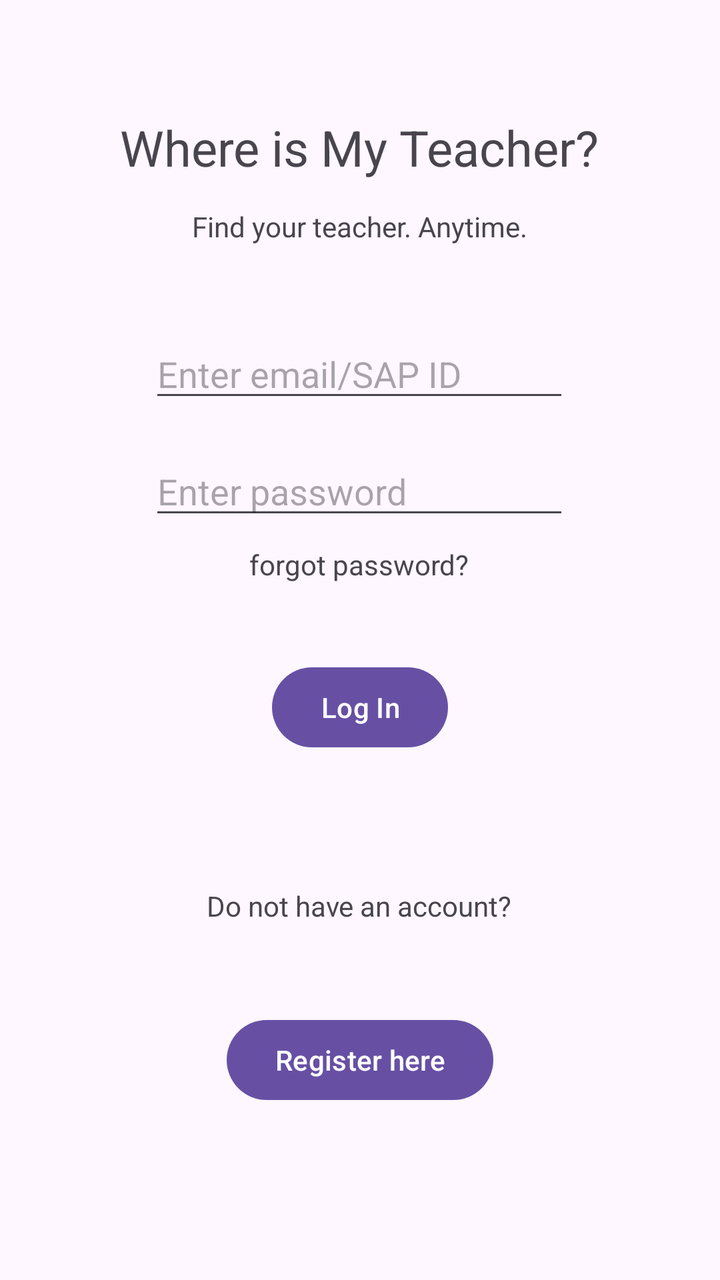
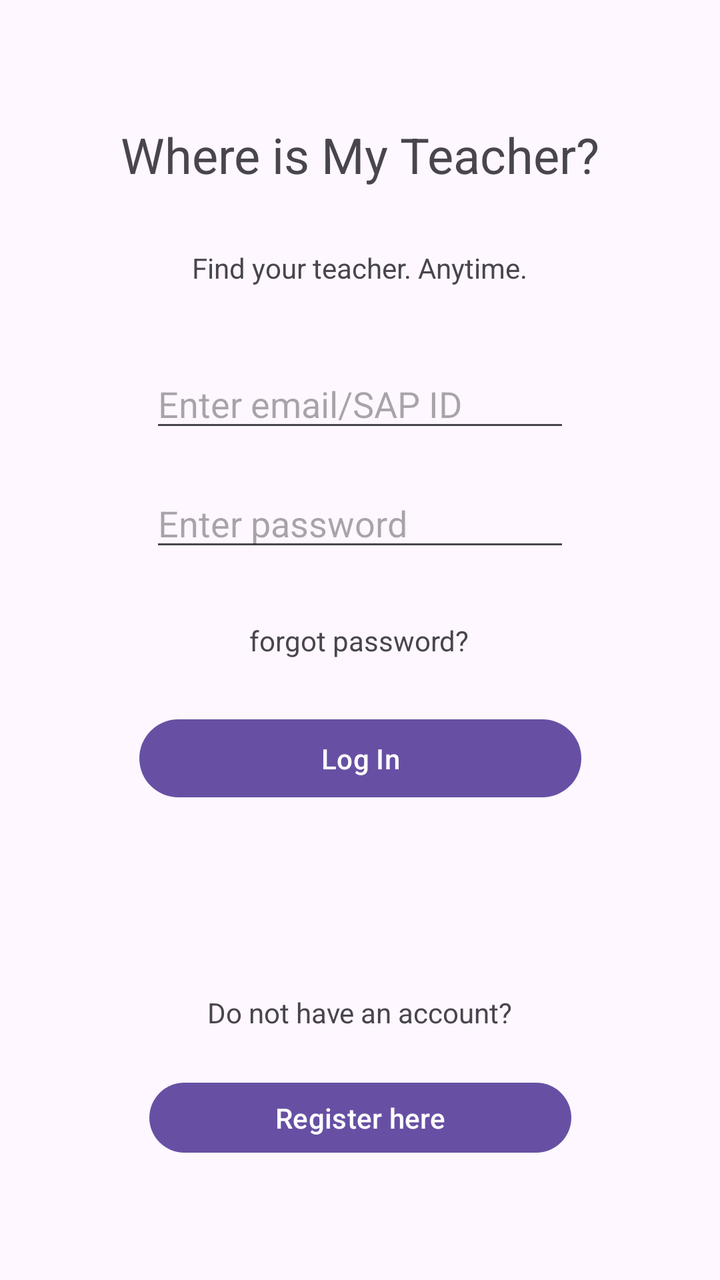

Two renders of the same Android screen: before a commit and after it. Below are the layout's source before the change and the commit's diff.
<!-- AndroidManifest.xml: application theme Theme.MADProject -->
<!-- res/layout/activity_main.xml -->
<?xml version="1.0" encoding="utf-8"?>
<androidx.constraintlayout.widget.ConstraintLayout xmlns:android="http://schemas.android.com/apk/res/android"
    xmlns:app="http://schemas.android.com/apk/res-auto"
    xmlns:tools="http://schemas.android.com/tools"
    android:id="@+id/main"
    android:layout_width="match_parent"
    android:layout_height="match_parent"
    tools:context=".MainActivity">

    <TextView
        android:layout_width="wrap_content"
        android:layout_height="wrap_content"
        android:text="@string/subheading"
        app:layout_constraintBottom_toBottomOf="parent"
        app:layout_constraintEnd_toEndOf="parent"
        app:layout_constraintStart_toStartOf="parent"
        app:layout_constraintTop_toTopOf="parent"
        app:layout_constraintVertical_bias="0.167" />

    <TextView
        android:id="@+id/textView"
        android:layout_width="wrap_content"
        android:layout_height="wrap_content"
        android:text="@string/heading"
        android:textSize="12pt"
        app:layout_constraintBottom_toBottomOf="parent"
        app:layout_constraintEnd_toEndOf="parent"
        app:layout_constraintHorizontal_bias="0.498"
        app:layout_constraintStart_toStartOf="parent"
        app:layout_constraintTop_toTopOf="parent"
        app:layout_constraintVertical_bias="0.094" />

    <EditText
        android:id="@+id/editTextText"
        android:layout_width="wrap_content"
        android:layout_height="wrap_content"
        android:ems="10"
        android:inputType="text"
        android:hint="@string/username"
        app:layout_constraintBottom_toBottomOf="parent"
        app:layout_constraintEnd_toEndOf="parent"
        app:layout_constraintHorizontal_bias="0.497"
        app:layout_constraintStart_toStartOf="parent"
        app:layout_constraintTop_toTopOf="parent"
        app:layout_constraintVertical_bias="0.275" />

    <EditText
        android:id="@+id/editTextText2"
        android:layout_width="wrap_content"
        android:layout_height="wrap_content"
        android:ems="10"
        android:inputType="text"
        android:hint="@string/password"
        app:layout_constraintBottom_toBottomOf="parent"
        app:layout_constraintEnd_toEndOf="parent"
        app:layout_constraintHorizontal_bias="0.497"
        app:layout_constraintStart_toStartOf="parent"
        app:layout_constraintTop_toTopOf="parent"
        app:layout_constraintVertical_bias="0.373" />

    <Button
        android:id="@+id/button"
        android:layout_width="wrap_content"
        android:layout_height="wrap_content"
        android:text="@string/b1"
        app:layout_constraintBottom_toBottomOf="parent"
        app:layout_constraintEnd_toEndOf="parent"
        app:layout_constraintStart_toStartOf="parent"
        app:layout_constraintTop_toTopOf="parent"
        app:layout_constraintVertical_bias="0.557" />

    <TextView
        android:id="@+id/textView2"
        android:layout_width="wrap_content"
        android:layout_height="wrap_content"
        android:text="@string/sub1"
        app:layout_constraintBottom_toBottomOf="parent"
        app:layout_constraintEnd_toEndOf="parent"
        app:layout_constraintHorizontal_bias="0.498"
        app:layout_constraintStart_toStartOf="parent"
        app:layout_constraintTop_toTopOf="parent"
        app:layout_constraintVertical_bias="0.439" />

    <TextView
        android:id="@+id/textView3"
        android:layout_width="wrap_content"
        android:layout_height="wrap_content"
        android:text="@string/sub2"
        app:layout_constraintBottom_toBottomOf="parent"
        app:layout_constraintEnd_toEndOf="parent"
        app:layout_constraintHorizontal_bias="0.498"
        app:layout_constraintStart_toStartOf="parent"
        app:layout_constraintTop_toTopOf="parent"
        app:layout_constraintVertical_bias="0.714" />

    <Button
        android:id="@+id/button2"
        android:layout_width="wrap_content"
        android:layout_height="wrap_content"
        android:text="@string/b2"
        app:layout_constraintBottom_toBottomOf="parent"
        app:layout_constraintEnd_toEndOf="parent"
        app:layout_constraintStart_toStartOf="parent"
        app:layout_constraintTop_toTopOf="parent"
        app:layout_constraintVertical_bias="0.855" />

</androidx.constraintlayout.widget.ConstraintLayout>
<!-- resources referenced by this layout -->
<resources>
  <string name="b1">Log In</string>
  <string name="b2">Register here</string>
  <string name="heading">Where is My Teacher?</string>
  <string name="password">Enter password</string>
  <string name="sub1">forgot password?</string>
  <string name="sub2">Do not have an account?</string>
  <string name="subheading">Find your teacher. Anytime.</string>
  <string name="username">Enter email/SAP ID</string>
  <style name="Theme.MADProject" parent="Base.Theme.MADProject" />
  <style name="Base.Theme.MADProject" parent="Theme.Material3.DayNight.NoActionBar">
          
          
      </style>
</resources>

<!-- the commit's change to res/layout/activity_main.xml (unified diff, before → after) -->
@@ -15,7 +15,7 @@
         app:layout_constraintEnd_toEndOf="parent"
         app:layout_constraintStart_toStartOf="parent"
         app:layout_constraintTop_toTopOf="parent"
-        app:layout_constraintVertical_bias="0.167" />
+        app:layout_constraintVertical_bias="0.2" />
 
     <TextView
         android:id="@+id/textView"
@@ -25,49 +25,50 @@
         android:textSize="12pt"
         app:layout_constraintBottom_toBottomOf="parent"
         app:layout_constraintEnd_toEndOf="parent"
-        app:layout_constraintHorizontal_bias="0.498"
+        app:layout_constraintHorizontal_bias="0.5"
         app:layout_constraintStart_toStartOf="parent"
         app:layout_constraintTop_toTopOf="parent"
-        app:layout_constraintVertical_bias="0.094" />
+        app:layout_constraintVertical_bias="0.1" />
 
     <EditText
         android:id="@+id/editTextText"
         android:layout_width="wrap_content"
         android:layout_height="wrap_content"
         android:ems="10"
+        android:hint="@string/username"
         android:inputType="text"
-        android:hint="@string/username"
         app:layout_constraintBottom_toBottomOf="parent"
         app:layout_constraintEnd_toEndOf="parent"
-        app:layout_constraintHorizontal_bias="0.497"
+        app:layout_constraintHorizontal_bias="0.5"
         app:layout_constraintStart_toStartOf="parent"
         app:layout_constraintTop_toTopOf="parent"
-        app:layout_constraintVertical_bias="0.275" />
+        app:layout_constraintVertical_bias="0.3" />
 
     <EditText
         android:id="@+id/editTextText2"
         android:layout_width="wrap_content"
         android:layout_height="wrap_content"
         android:ems="10"
+        android:hint="@string/password"
         android:inputType="text"
-        android:hint="@string/password"
         app:layout_constraintBottom_toBottomOf="parent"
         app:layout_constraintEnd_toEndOf="parent"
-        app:layout_constraintHorizontal_bias="0.497"
+        app:layout_constraintHorizontal_bias="0.5"
         app:layout_constraintStart_toStartOf="parent"
         app:layout_constraintTop_toTopOf="parent"
-        app:layout_constraintVertical_bias="0.373" />
+        app:layout_constraintVertical_bias="0.4" />
 
     <Button
         android:id="@+id/button"
-        android:layout_width="wrap_content"
-        android:layout_height="wrap_content"
+        android:layout_width="221dp"
+        android:layout_height="47dp"
         android:text="@string/b1"
         app:layout_constraintBottom_toBottomOf="parent"
         app:layout_constraintEnd_toEndOf="parent"
+        app:layout_constraintHorizontal_bias="0.5"
         app:layout_constraintStart_toStartOf="parent"
         app:layout_constraintTop_toTopOf="parent"
-        app:layout_constraintVertical_bias="0.557" />
+        app:layout_constraintVertical_bias="0.6" />
 
     <TextView
         android:id="@+id/textView2"
@@ -78,8 +79,7 @@
         app:layout_constraintEnd_toEndOf="parent"
         app:layout_constraintHorizontal_bias="0.498"
         app:layout_constraintStart_toStartOf="parent"
-        app:layout_constraintTop_toTopOf="parent"
-        app:layout_constraintVertical_bias="0.439" />
+        app:layout_constraintTop_toTopOf="parent" />
 
     <TextView
         android:id="@+id/textView3"
@@ -88,20 +88,20 @@
         android:text="@string/sub2"
         app:layout_constraintBottom_toBottomOf="parent"
         app:layout_constraintEnd_toEndOf="parent"
-        app:layout_constraintHorizontal_bias="0.498"
+        app:layout_constraintHorizontal_bias="0.5"
         app:layout_constraintStart_toStartOf="parent"
         app:layout_constraintTop_toTopOf="parent"
-        app:layout_constraintVertical_bias="0.714" />
+        app:layout_constraintVertical_bias="0.8" />
 
     <Button
         android:id="@+id/button2"
-        android:layout_width="wrap_content"
-        android:layout_height="wrap_content"
+        android:layout_width="211dp"
+        android:layout_height="43dp"
         android:text="@string/b2"
         app:layout_constraintBottom_toBottomOf="parent"
         app:layout_constraintEnd_toEndOf="parent"
         app:layout_constraintStart_toStartOf="parent"
         app:layout_constraintTop_toTopOf="parent"
-        app:layout_constraintVertical_bias="0.855" />
+        app:layout_constraintVertical_bias="0.9" />
 
 </androidx.constraintlayout.widget.ConstraintLayout>
